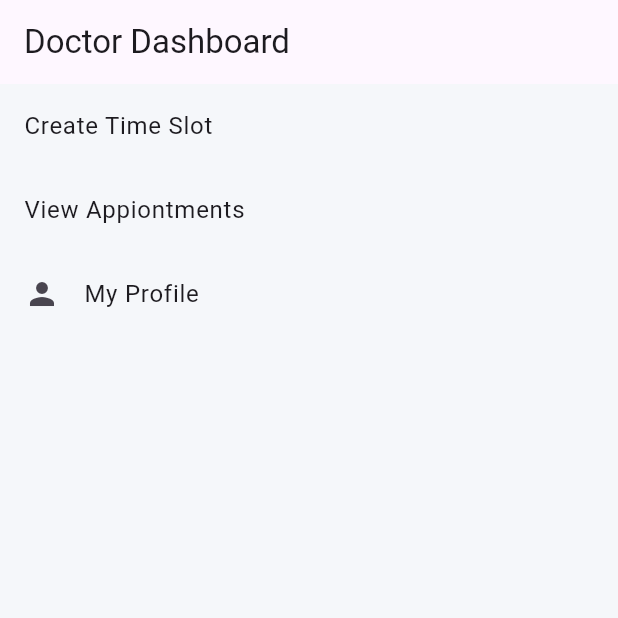
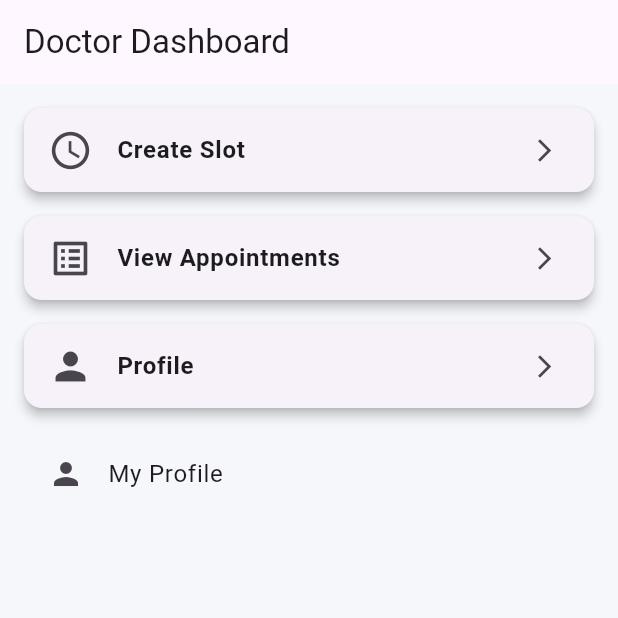
Before and after one commit to OmkarLondhe10/Online_Doctor_Appointment_System, a Flutter app: the DoctorHome screen opened directly, on a phone screen of 412 x 824 dp, the top half of it. Run offline on Flutter 3.47's test engine with Material 3 defaults, Android fonts, the light colour scheme and no system bars.

Commit message:
patient/doctor home ui modified

```diff
--- a/lib/doctor/doctor_home.dart
+++ b/lib/doctor/doctor_home.dart
@@ -6,36 +6,48 @@ import 'package:online_doctor_appointment_system_frontend/profile/doctor_profile
 class DoctorHome extends StatelessWidget {
   const DoctorHome({super.key});
 
+
+  Widget buildCard(BuildContext context, IconData icon, String title, Widget page){
+    return Card(
+      elevation: 3,
+      margin: EdgeInsets.only(bottom: 16),
+      child: ListTile(
+        leading: Icon(icon, size: 30),
+        title: Text(title,
+        style: TextStyle(
+          fontWeight: FontWeight.w600,
+        ),
+        ),
+        trailing: Icon(Icons.arrow_forward_ios, size: 18),
+        onTap: () {
+          Navigator.push(context, MaterialPageRoute(builder: (_)=> page));
+        },
+      ),
+    );
+  }
+
   @override
   Widget build(BuildContext context) {
     return Scaffold(
       appBar: AppBar(
         title: Text('Doctor Dashboard'),
       ),
-      body: Column(
+      body: Padding(padding: EdgeInsetsGeometry.all(16),
+      child: Column(
         children: [
-          ListTile(
-            title: Text('Create Time Slot'),
-            onTap: () {
-              Navigator.push(context, MaterialPageRoute(builder: (_)=> CreateSlot()));
-            },
-          ),
-          ListTile(
-            title: Text('View Appiontments'),
-            onTap: () {
-              Navigator.push(context, MaterialPageRoute(builder: (_)=> DoctorAppointments()));
-            },
-          ),
-
-          ListTile(
+          buildCard(context, Icons.schedule, "Create Slot", CreateSlot()),
+          buildCard(context, Icons.list_alt, "View Appointments", DoctorAppointments()),
+          buildCard(context, Icons.person, "Profile", DoctorProfile()),
+        ListTile(
             leading: Icon(Icons.person),
             title: Text("My Profile"),
             onTap: () {
               Navigator.push(context, MaterialPageRoute(builder: (_)=> DoctorProfile())
-              );
-            },
-          )
-        ],
+                );
+              },
+            )
+          ],
+        ),
       ),
     );
   }
--- a/lib/profile/patient_profile.dart
+++ b/lib/profile/patient_profile.dart
@@ -45,8 +45,8 @@ class PatientProfile extends StatelessWidget {
               backgroundColor: Colors.red,
             ),
             onPressed: (){
-            // Navigator.pop(context, (route)=> route.isFirst);
-            Navigator.push(context, MaterialPageRoute(builder: (_)=> LoginScreen())
+            Navigator.pushAndRemoveUntil(context, MaterialPageRoute(builder: (_)=> LoginScreen()),
+            (route) => false,
               );
             },
           icon: const Icon(Icons.logout),
--- a/lib/screens/login_screen.dart
+++ b/lib/screens/login_screen.dart
@@ -104,7 +104,7 @@ class _LoginScreenState extends State<LoginScreen> {
                 padding: const EdgeInsets.symmetric(vertical: 14),
               ),
               onPressed: () {
-                _loginSubmitted();  // 👈 SAME LOGIC
+                _loginSubmitted();
               },
               child: const Text(
                 "Login",
@@ -121,7 +121,6 @@ class _LoginScreenState extends State<LoginScreen> {
                 TextButton(
                   onPressed: () {
                     Navigator.pushNamed(context, '/signup');
-                    // OR use your existing navigation
                   },
                   child: const Text(
                     "Sign Up",
```
Also changed, not shown: lib/patient/patient_home.dart (+27 -21 lines), pubspec.lock.
